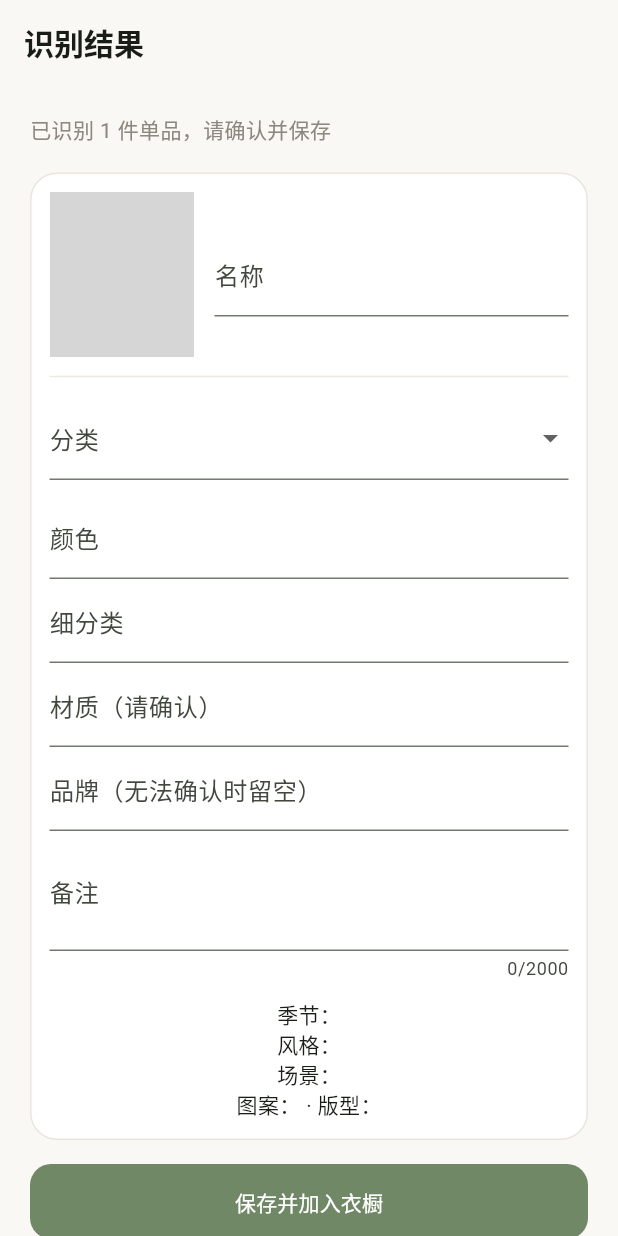
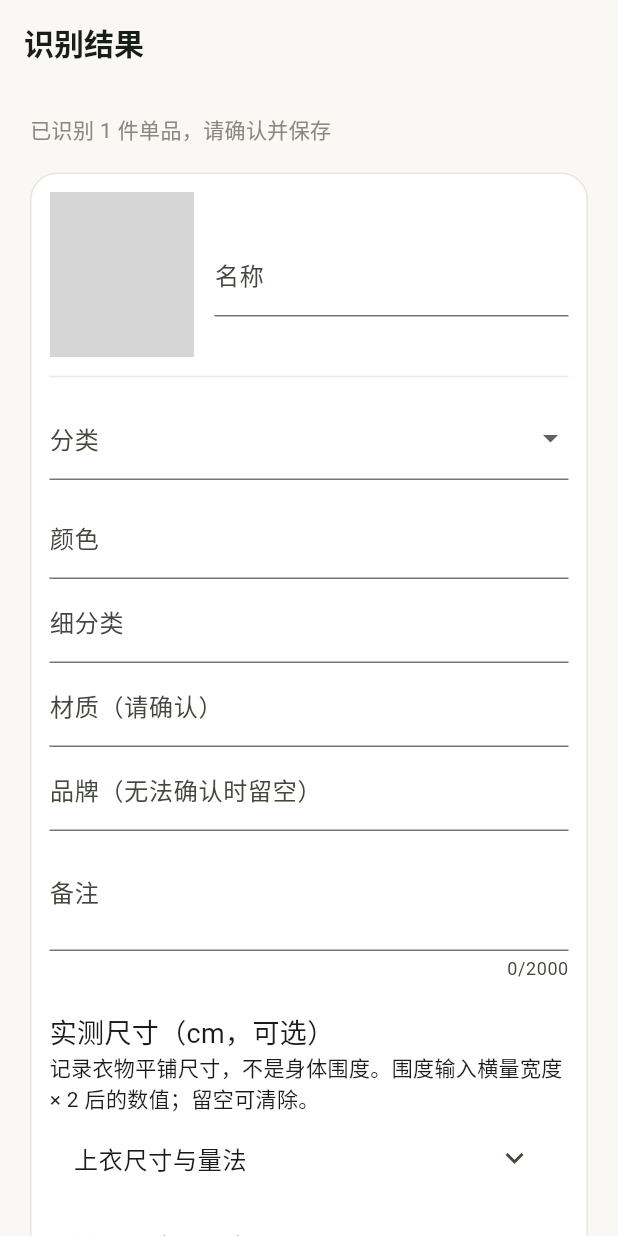
Before and after one commit to QodiCat/C--AI--, a Flutter app: the RecognitionResultPage screen opened directly with empty values, on a phone screen of 412 x 824 dp. Run offline on Flutter 3.47's test engine with Material 3 defaults, Android fonts, the light colour scheme and no system bars; our stand-ins replace geolocator, image_picker, shared_preferences; accounts and stored records are empty; network calls fail; statements that could not run were skipped; grey boxes are pictures that could not be loaded.

Commit message:
feat(wardrobe): add garment measurements and measuring guidance

```diff
--- /dev/null
+++ b/app/lib/features/wardrobe/models/garment_measurement.dart
@@ -0,0 +1,61 @@
+class GarmentMeasurement {
+  const GarmentMeasurement(
+      this.key, this.label, this.method, this.purpose, this.group);
+  final String key, label, method, purpose, group;
+}
+
+const garmentMeasurements = [
+  GarmentMeasurement(
+      'length', '衣长', '从肩颈交点垂直量到下摆', '判断下摆在腰、胯还是臀部，是否适合塞裤腰', 'top'),
+  GarmentMeasurement(
+      'shoulderWidth', '肩宽', '后背平铺，两侧肩袖接缝顶点直量', '判断合肩还是落肩', 'top'),
+  GarmentMeasurement(
+      'chest', '胸围', '两侧腋下接缝横量，平铺宽乘 2', '判断胸背松紧、衬衫是否绷扣及叠穿空间', 'top'),
+  GarmentMeasurement('waist', '腰围', '上衣在收腰处横量；裤子扣好纽扣拉好拉链，腰头横量；平铺宽乘 2',
+      '判断腰部松紧；比较裤子时选择相近腰高', 'both'),
+  GarmentMeasurement('hem', '下摆围', '下摆横量，平铺宽乘 2', '判断是否卡胯臀、抬手是否上窜', 'top'),
+  GarmentMeasurement(
+      'sleeveLength', '袖长', '肩袖接缝顶点沿袖子外侧量到袖口', '判断袖口在手腕还是手背', 'top'),
+  GarmentMeasurement(
+      'centerBackSleeve', '连肩袖长', '从后领中心经肩部沿袖子外侧量到袖口', '落肩、插肩款优先比较袖口落点', 'top'),
+  GarmentMeasurement(
+      'upperArm', '上臂围／袖肥', '腋下接缝附近垂直于袖长横量，平铺宽乘 2', '判断大臂及叠穿是否紧', 'top'),
+  GarmentMeasurement(
+      'armholeDepth', '袖窿深', '肩袖接缝顶点垂直量到腋下接缝水平线', '判断夹腋及抬手带起衣身的可能', 'top'),
+  GarmentMeasurement(
+      'backWidth', '背宽', '后片同一高度横量两侧袖窿缝之间距离，并记录高度', '判断前伸、抱臂时后背是否紧', 'top'),
+  GarmentMeasurement('cuff', '袖口围', '袖口扣好或自然放平，横量乘 2', '判断手能否穿过及是否贴腕', 'top'),
+  GarmentMeasurement(
+      'collar', '领围', '沿衬衫领座内侧，从领扣中心量到扣眼中心', '判断扣上最上面扣子后是否舒服', 'top'),
+  GarmentMeasurement('neckWidth', '领宽', '两侧肩颈点间横量', '判断领口宽窄', 'top'),
+  GarmentMeasurement(
+      'frontNeckDepth', '前领深', '两肩颈点连线垂直量到前领最低点', '判断露出锁骨或胸口的程度', 'top'),
+  GarmentMeasurement(
+      'hip', '臀围', '臀部最宽处横量，平铺宽乘 2，记录距腰头距离', '判断臀部、口袋及坐下余量', 'pants'),
+  GarmentMeasurement(
+      'frontRise', '前裆长', '前腰头上缘沿前裆缝量到裆底交叉点', '判断前腰落点及坐下是否顶裆', 'pants'),
+  GarmentMeasurement(
+      'backRise', '后裆长', '后腰头上缘沿后裆缝量到裆底交叉点', '判断后腰覆盖及下蹲是否下掉', 'pants'),
+  GarmentMeasurement(
+      'thigh', '大腿围', '裆底下方约 2–3 cm 横量单条裤腿，平铺宽乘 2', '判断坐下、上楼和蹲下是否受限', 'pants'),
+  GarmentMeasurement(
+      'outseam', '裤长／外长', '沿裤腿外侧从腰头上缘量到裤脚', '判断整条裤子的落点', 'pants'),
+  GarmentMeasurement(
+      'inseam', '内长', '沿裤腿内侧从裆底交叉点量到裤脚', '比较不同腰高裤子的裤腿长度', 'pants'),
+  GarmentMeasurement(
+      'knee', '膝围', '膝部横量单条裤腿，平铺宽乘 2，记录距裆底距离', '判断弯膝松紧及收窄位置', 'pants'),
+  GarmentMeasurement(
+      'calf', '小腿围', '对应小腿最粗处横量，平铺宽乘 2，记录距裤脚距离', '判断绷紧及裤腿堆积', 'pants'),
+  GarmentMeasurement(
+      'legOpening', '脚口围', '裤脚开口横量单条裤腿，平铺宽乘 2', '判断穿过、贴踝及盖鞋面情况', 'pants'),
+  GarmentMeasurement(
+      'waistPosition', '收腰测量位置（距肩颈点）', '记录上衣收腰横量处距肩颈点的垂直距离', '便于同位置比较', 'top'),
+  GarmentMeasurement(
+      'backWidthPosition', '背宽测量高度（距后领中心）', '记录背宽横量线距后领中心的垂直距离', '便于复测', 'top'),
+  GarmentMeasurement(
+      'hipPosition', '臀围位置（距腰头）', '记录臀围横量线距腰头上缘的距离', '便于复测', 'pants'),
+  GarmentMeasurement(
+      'kneePosition', '膝围位置（距裆底）', '记录膝围横量线距裆底距离', '比较收窄位置', 'pants'),
+  GarmentMeasurement(
+      'calfPosition', '小腿围位置（距裤脚）', '记录小腿围横量线距裤脚距离', '便于复测', 'pants'),
+];
--- a/app/lib/features/wardrobe/presentation/item_detail_page.dart
+++ b/app/lib/features/wardrobe/presentation/item_detail_page.dart
@@ -1,3 +1,4 @@
+import 'measurement_fields.dart';
 import "package:flutter/material.dart";
 import "../../../core/network/api_client.dart";
 import "../../../core/network/app_config.dart";
@@ -129,6 +130,7 @@ class _ItemDetailPageState extends State<ItemDetailPage> {
           "可穿状态": "wearableStatus"
         }.entries)
           ListTile(title: Text(entry.key), subtitle: Text(field(entry.value))),
+        MeasurementDetails(values: data["measurements"]),
         Padding(
             padding: const EdgeInsets.all(20),
             child: Wrap(spacing: 8, children: [
--- /dev/null
+++ b/app/lib/features/wardrobe/presentation/measurement_fields.dart
@@ -0,0 +1,118 @@
+import 'package:flutter/material.dart';
+import '../models/garment_measurement.dart';
+
+String? measurementError(Map<String, dynamic> values) {
+  for (final value in values.values) {
+    if (value is! num || !value.isFinite || value <= 0 || value > 500) {
+      return '尺寸请输入大于 0 且不超过 500 的厘米数';
+    }
+  }
+  return null;
+}
+
+class MeasurementFields extends StatefulWidget {
+  const MeasurementFields(
+      {super.key,
+      required this.values,
+      required this.category,
+      this.enabled = true});
+  final Map<String, dynamic> values;
+  final String category;
+  final bool enabled;
+
+  @override
+  State<MeasurementFields> createState() => _MeasurementFieldsState();
+}
+
+class _MeasurementFieldsState extends State<MeasurementFields> {
+  late final controllers = {
+    for (final field in garmentMeasurements)
+      field.key: TextEditingController(
+          text: widget.values[field.key]?.toString() ?? '')
+  };
+
+  @override
+  void dispose() {
+    for (final controller in controllers.values) {
+      controller.dispose();
+    }
+    super.dispose();
+  }
+
+  @override
+  Widget build(BuildContext context) {
+    final top = ['上装', '外套'].contains(widget.category);
+    final pants = widget.category == '下装';
+    return Column(crossAxisAlignment: CrossAxisAlignment.start, children: [
+      const SizedBox(height: 20),
+      const Text('实测尺寸（cm，可选）', style: TextStyle(fontSize: 18)),
+      const Text('记录衣物平铺尺寸，不是身体围度。围度输入横量宽度 × 2 后的数值；留空可清除。'),
+      if (top)
+        const Text(
+            'T 恤优先：衣长、胸围、肩宽、袖长、下摆围。衬衫加领围、背宽；西装和外套加上臂围、袖窿深。落肩和插肩款优先量连肩袖长。'),
+      if (pants)
+        const Text('以下为裤子尺寸。先量腰围、臀围、前裆长、后裆长、大腿围、外长、内长、脚口围；修身裤再加膝围、小腿围。'),
+      for (final group in ['top', 'pants'])
+        Material(
+            color: Colors.transparent,
+            child: ExpansionTile(
+              title: Text(group == 'top' ? '上衣尺寸与量法' : '裤子尺寸与量法'),
+              initiallyExpanded: group == 'top' ? top : pants,
+              children: [
+                for (final field in garmentMeasurements
+                    .where((f) => f.group == group || f.group == 'both'))
+                  Padding(
+                      padding: const EdgeInsets.only(bottom: 12),
+                      child: TextFormField(
+                        key: ValueKey('measurement-$group-${field.key}'),
+                        controller: controllers[field.key],
+                        enabled: widget.enabled,
+                        keyboardType: const TextInputType.numberWithOptions(
+                            decimal: true),
+                        decoration: InputDecoration(
+                            labelText: field.label,
+                            suffixText: 'cm',
+                            helperText: '${field.method}\n${field.purpose}',
+                            helperMaxLines: 6),
+                        validator: (text) {
+                          if (text == null || text.trim().isEmpty) return null;
+                          final value = double.tryParse(text.trim());
+                          return value == null ||
+                                  !value.isFinite ||
+                                  value <= 0 ||
+                                  value > 500
+                              ? '请输入大于 0 且不超过 500 的厘米数'
+                              : null;
+                        },
+                        onChanged: (text) {
+                          if (text.trim().isEmpty) {
+                            widget.values.remove(field.key);
+                          } else {
+                            widget.values[field.key] =
+                                double.tryParse(text.trim()) ?? text;
+                          }
+                        },
+                      )),
+              ],
+            )),
+    ]);
+  }
+}
+
+class MeasurementDetails extends StatelessWidget {
+  const MeasurementDetails({super.key, required this.values});
+  final dynamic values;
+  @override
+  Widget build(BuildContext context) {
+    final data = values is Map ? values as Map : const {};
+    return Column(crossAxisAlignment: CrossAxisAlignment.start, children: [
+      const ListTile(title: Text('实测尺寸（cm）')),
+      if (data.isEmpty) const ListTile(subtitle: Text('尚未填写，可在编辑中添加')),
+      for (final field
+          in garmentMeasurements.where((f) => data.containsKey(f.key)))
+        ListTile(
+            title: Text('${field.label}：${data[field.key]} cm'),
+            subtitle: Text('${field.method}\n${field.purpose}')),
+    ]);
+  }
+}
--- a/app/lib/features/wardrobe/presentation/recognition_result_page.dart
+++ b/app/lib/features/wardrobe/presentation/recognition_result_page.dart
@@ -1,3 +1,4 @@
+import 'measurement_fields.dart';
 import "dart:typed_data";
 import "package:flutter/material.dart";
 import "../../../core/network/api_client.dart";
@@ -47,11 +48,20 @@ class _RecognitionResultPageState extends State<RecognitionResultPage> {
   }
 
   final notes = TextEditingController();
+  final form = GlobalKey<FormState>();
+  final measurements = <String, dynamic>{};
   bool saving = false;
   late final repository = widget.repository ??
       WardrobeRepository(ApiClient(baseUrl: AppConfig.apiBaseUrl));
 
   Future<void> _save() async {
+    final validForm = form.currentState!.validate();
+    final error = measurementError(measurements);
+    if (error != null) {
+      ScaffoldMessenger.of(context)
+          .showSnackBar(SnackBar(content: Text(error)));
+    }
+    if (!validForm || error != null) return;
     setState(() => saving = true);
     try {
       await repository.createItem({
@@ -61,6 +71,7 @@ class _RecognitionResultPageState extends State<RecognitionResultPage> {
           ..remove("uncertainFields"),
         "cutoutImageUrl": widget.candidate["cutoutImageUrl"],
         "notes": notes.text.trim(),
+        "measurements": measurements,
         "material": material.text.trim(),
         "brand": brand.text.trim(),
         "name": name.text.trim().isEmpty ? "未命名单品" : name.text.trim(),
@@ -95,7 +106,9 @@ class _RecognitionResultPageState extends State<RecognitionResultPage> {
   Widget build(BuildContext context) => Scaffold(
       appBar: AppBar(
           title: const Text("识别结果"), backgroundColor: const Color(0xFFFAF8F4)),
-      body: ListView(padding: const EdgeInsets.all(20), children: [
+      body: Form(
+          key: form,
+          child: ListView(padding: const EdgeInsets.all(20), children: [
             const Text("已识别 1 件单品，请确认并保存",
                 style: TextStyle(color: Color(0xFF8C877F))),
             const SizedBox(height: 18),
@@ -125,7 +138,8 @@ class _RecognitionResultPageState extends State<RecognitionResultPage> {
                       initialValue: category,
                       decoration: const InputDecoration(labelText: "分类"),
                       items: ["上装", "下装", "外套", "裙装", "鞋履", "包袋", "配饰"]
-                      .map((e) => DropdownMenuItem(value: e, child: Text(e)))
+                          .map(
+                              (e) => DropdownMenuItem(value: e, child: Text(e)))
                           .toList(),
                       onChanged: (v) => setState(() => category = v!)),
                   const SizedBox(height: 10),
@@ -141,20 +155,26 @@ class _RecognitionResultPageState extends State<RecognitionResultPage> {
                       decoration: const InputDecoration(labelText: "材质（请确认）")),
                   TextField(
                       controller: brand,
-                  decoration: const InputDecoration(labelText: "品牌（无法确认时留空）")),
+                      decoration:
+                          const InputDecoration(labelText: "品牌（无法确认时留空）")),
                   TextField(
                       controller: notes,
                       maxLength: 2000,
                       minLines: 2,
                       maxLines: 4,
                       decoration: const InputDecoration(labelText: "备注")),
+                  MeasurementFields(
+                      values: measurements,
+                      category: category,
+                      enabled: !saving),
                   const SizedBox(height: 12),
                   Text("季节：${(widget.candidate['seasons'] as List).join('、')}"),
                   Text("风格：${(widget.candidate['styles'] as List).join('、')}"),
                   Text("场景：${(widget.candidate['scenes'] as List).join('、')}"),
                   Text(
                       "图案：${widget.candidate['pattern'] ?? ''} · 版型：${widget.candidate['fit'] ?? ''}"),
-              if ((widget.candidate['uncertainFields'] as List?)?.isNotEmpty ==
+                  if ((widget.candidate['uncertainFields'] as List?)
+                          ?.isNotEmpty ==
                       true)
                     Text(
                         "需人工确认：${(widget.candidate['uncertainFields'] as List).join('、')}"),
@@ -163,5 +183,5 @@ class _RecognitionResultPageState extends State<RecognitionResultPage> {
             FilledButton(
                 onPressed: saving ? null : _save,
                 child: Text(saving ? "保存中..." : "保存并加入衣橱")),
-      ]));
+          ])));
 }
```
Also changed, not shown: app/lib/features/wardrobe/presentation/item_editor_page.dart (+15 -1 lines), 13 other files. Lines whose indentation alone changed are shown as unchanged.
